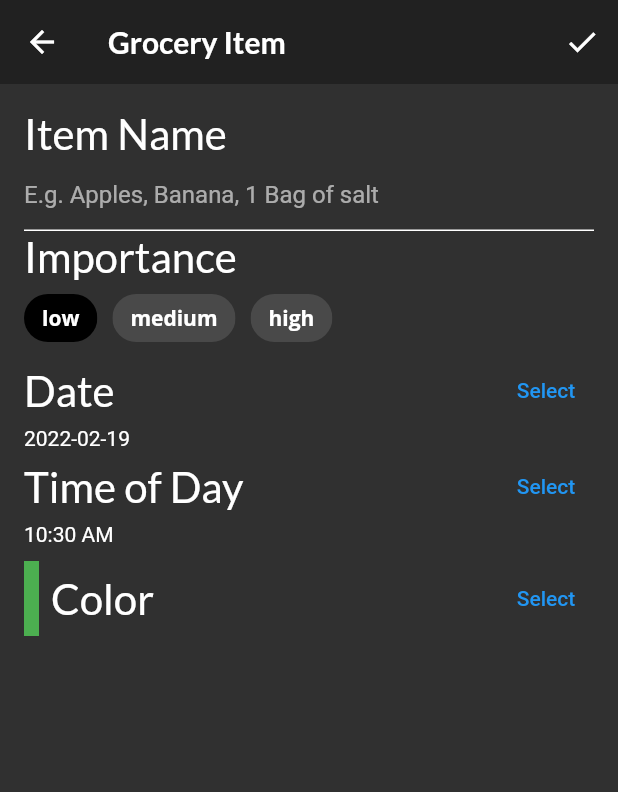
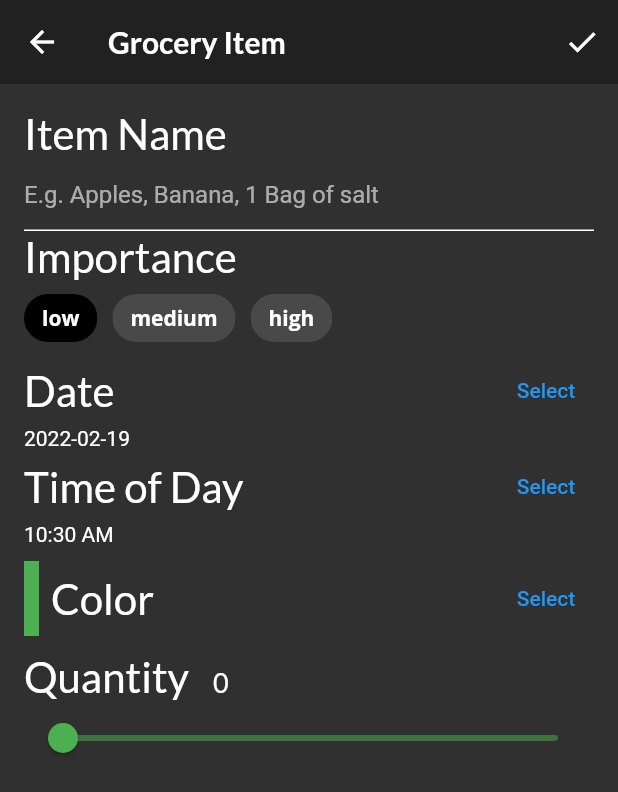
Before and after one commit to DahackerInno/05-scrollable-widgets, a Flutter app: the screen it shows after launch, item 3 of the bottom bar chosen, after a tap on the "add" icon, on a phone screen of 412 x 824 dp. Shown: the top 792 px of the screen. Run offline on Flutter 3.47's test engine with Material 2 defaults, Android fonts, the phone set to English and light mode, and no system bars; our stand-ins replace flutter_colorpicker, google_fonts; project files that could hold a hidden picture were left out.

Commit message:
Added quantitySlider in GroceryItemScreen

```diff
--- a/lib/screens/grocery_item_screen.dart
+++ b/lib/screens/grocery_item_screen.dart
@@ -104,7 +104,8 @@ class _GroceryItemScreenState extends State<GroceryItemScreen> {
             buildTimeField(context),
             const SizedBox(height: 10.0),
             buildColorPicker(context),
-            // TODO 18: Add slider
+            const SizedBox(height: 10.0),
+            buildQuantityField(),
             // TODO: 19: Add Grocery Tile
           ],
         ),
@@ -350,6 +351,54 @@ class _GroceryItemScreenState extends State<GroceryItemScreen> {
   }
 
 
-// TODO: Add buildQuantityField()
+// buildQuantityField()
+  Widget buildQuantityField() {
+    // 1
+    return Column(
+      crossAxisAlignment: CrossAxisAlignment.start,
+      children: [
+        // 2
+        Row(
+          crossAxisAlignment: CrossAxisAlignment.baseline,
+          textBaseline: TextBaseline.alphabetic,
+          children: [
+            Text(
+              'Quantity',
+              style: GoogleFonts.lato(fontSize: 28.0),
+            ),
+            const SizedBox(width: 16.0),
+            Text(
+              _currentSliderValue.toInt().toString(),
+              style: GoogleFonts.lato(fontSize: 18.0),
+            ),
+          ],
+        ),
+        // 3
+        Slider(
+          // 4
+          inactiveColor: _currentColor.withOpacity(0.5),
+          activeColor: _currentColor,
+          // 5
+          value: _currentSliderValue.toDouble(),
+          // 6
+          min: 0.0,
+          max: 100.0,
+          // 7
+          divisions: 100,
+          // 8
+          label: _currentSliderValue.toInt().toString(),
+          // 9
+          onChanged: (double value) {
+            setState(
+                  () {
+                _currentSliderValue = value.toInt();
+              },
+            );
+          },
+        ),
+      ],
+    );
+  }
+
 
 }
```
